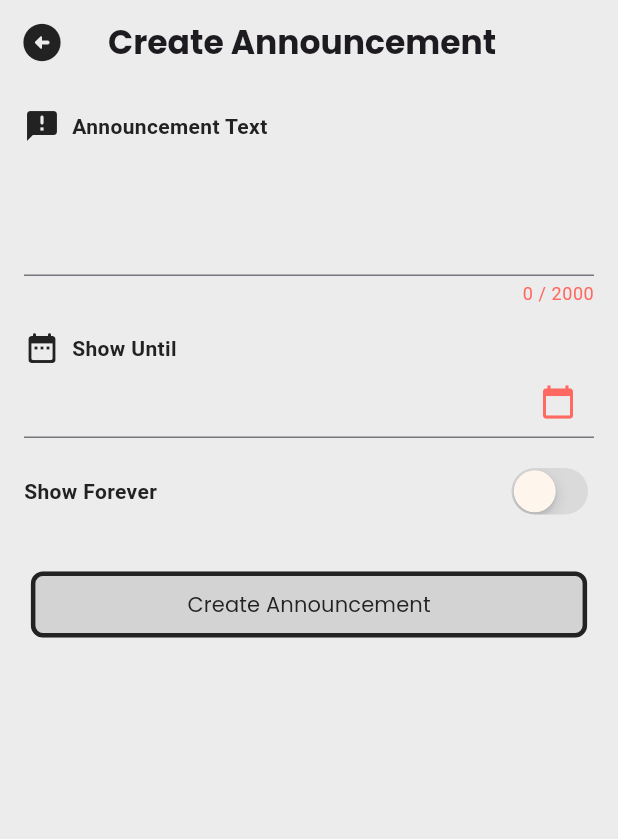
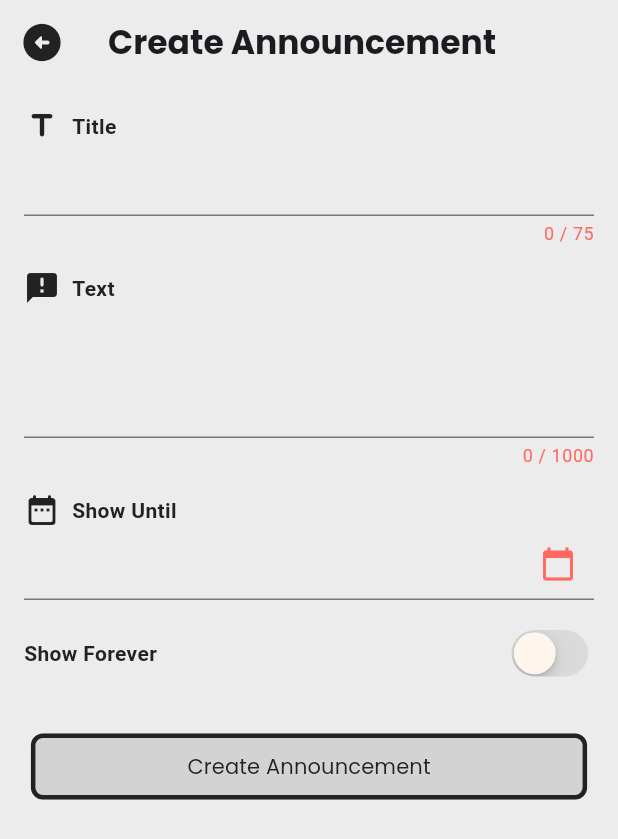
Before and after one commit to simonroedig/DoggyMatch, a Flutter app: the NewAnnouncementPage screen opened directly, on a phone screen of 412 x 824 dp. Shown: the top 839 px of the screen. Run offline on Flutter 3.47's test engine with Material 3 defaults, Android fonts, the phone set to English and light mode, and no system bars; our stand-ins replace cloud_firestore, firebase_auth, firebase_core, firebase_storage, geocoding, geolocator and 2 more; accounts and stored records are empty; project files that could hold a hidden picture were left out.

Commit message:
add title to announcement

```diff
--- a/lib/pages/new_announcement_page.dart
+++ b/lib/pages/new_announcement_page.dart
@@ -14,21 +14,26 @@ class NewAnnouncementPage extends StatefulWidget {
 
 class _NewAnnouncementPageState extends State<NewAnnouncementPage> {
   final TextEditingController _announcementController = TextEditingController();
+  final TextEditingController _titleController = TextEditingController();
   DateTime? _selectedDate;
   bool _showForever = false;
 
   final int _minAnnouncementLength = 10;
+  final int _minTitleLength = 3;
 
   @override
   void initState() {
     super.initState();
     _announcementController.addListener(_updateButtonState);
+    _titleController.addListener(_updateButtonState);
   }
 
   @override
   void dispose() {
     _announcementController.removeListener(_updateButtonState);
     _announcementController.dispose();
+    _titleController.removeListener(_updateButtonState);
+    _titleController.dispose();
     super.dispose();
   }
 
@@ -108,8 +113,11 @@ class _NewAnnouncementPageState extends State<NewAnnouncementPage> {
   Widget build(BuildContext context) {
     final bool isAnnouncementTextValid =
         _announcementController.text.length >= _minAnnouncementLength;
+    final bool isTitleTextValid =
+        _titleController.text.length >= _minTitleLength;
     final bool isDateValid = _selectedDate != null || _showForever;
-    final bool isButtonEnabled = isAnnouncementTextValid && isDateValid;
+    final bool isButtonEnabled =
+        isAnnouncementTextValid && isTitleTextValid && isDateValid;
 
     return Scaffold(
       appBar: AppBar(
@@ -131,7 +139,8 @@ class _NewAnnouncementPageState extends State<NewAnnouncementPage> {
             color: AppColors.customBlack,
           ),
           onPressed: () {
-            if (_announcementController.text.isNotEmpty) {
+            if (_announcementController.text.isNotEmpty ||
+                _titleController.text.isNotEmpty) {
               AnnouncementDialogs.showDismissConfirmationDialog(context);
             } else {
               Navigator.of(context).pop();
@@ -146,10 +155,19 @@ class _NewAnnouncementPageState extends State<NewAnnouncementPage> {
           crossAxisAlignment: CrossAxisAlignment.start,
           children: [
             _buildTextFieldWithCounter(
+              controller: _titleController,
+              maxLength: 75,
+              minLength: _minTitleLength,
+              labelText: 'Title',
+              icon: Icons.title_rounded,
+              keyboardType: TextInputType.text,
+            ),
+            const SizedBox(height: 16),
+            _buildTextFieldWithCounter(
               controller: _announcementController,
-              maxLength: 2000,
+              maxLength: 1000,
               minLength: _minAnnouncementLength,
-              labelText: 'Announcement Text',
+              labelText: 'Text',
               icon: Icons.announcement_rounded,
               keyboardType: TextInputType.multiline,
               minLines: 3,
@@ -220,6 +238,7 @@ class _NewAnnouncementPageState extends State<NewAnnouncementPage> {
                           AnnouncementDialogs.showCreateConfirmationDialog(
                               context,
                               _announcementController,
+                              _titleController,
                               _selectedDate,
                               _showForever);
                         }
--- a/lib/services/announcement_service.dart
+++ b/lib/services/announcement_service.dart
@@ -7,6 +7,7 @@ class AnnouncementService {
   final FirebaseFirestore _firestore = FirebaseFirestore.instance;
 
   Future<void> createAnnouncement({
+    required String announcementTitle,
     required String announcementText,
     required DateTime? showUntilDate,
     required bool showForever,
@@ -21,9 +22,10 @@ class AnnouncementService {
     final DateTime timestamp = DateTime.now();
 
     try {
-      final docRef = _firestore.collection('announcements').doc(uid);
+      final docRef = _firestore.collection('users').doc(uid);
 
       final announcementData = {
+        'announcementTitle': announcementTitle,
         'announcementText': announcementText,
         'createdAt': timestamp.toIso8601String(),
         'showUntil':
```
Also changed, not shown: lib/pages/announcements/announcement_dialogs.dart (+28 -0 lines), lib/widgets/search/other_persons.dart (+6 -4 lines), lib/widgets/search/other_persons_announcements.dart (added).
